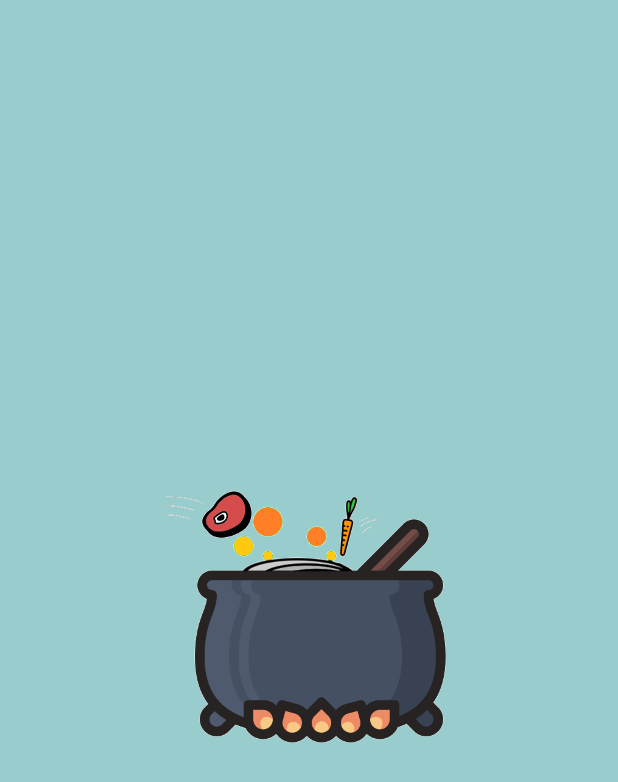
After one commit to allemus06/Recipe-App, an Android app: the SplashActivity screen opened directly, with no data from a screen before it, on a phone screen of 412 x 824 dp. The commit adds this screen. Shown: the top 782 px of the screen. Run offline under Robolectric (Android 15) with nearby library versions, the phone set to English and light mode, and no system bars; 1 statement that could not run was skipped.

Commit message:
Added a splash screen.

```diff
--- a/app/src/main/AndroidManifest.xml
+++ b/app/src/main/AndroidManifest.xml
@@ -25,10 +25,16 @@
             android:screenOrientation="portrait">
 
         </activity>
+
         <activity
             android:theme="@style/AppTheme"
             android:name=".Activity_Login"
             android:label="Munchies">
+        </activity>
+
+        <activity
+            android:name=".SplashActivity"
+            android:theme="@style/SplashTheme">
             <intent-filter>
                 <action android:name="android.intent.action.MAIN" />
 
--- /dev/null
+++ b/app/src/main/java/cecs453/android/csulb/edu/recipeapp/SplashActivity.java
@@ -0,0 +1,18 @@
+package cecs453.android.csulb.edu.recipeapp;
+
+import android.content.Intent;
+import android.os.Bundle;
+import android.support.v7.app.AppCompatActivity;
+
+public class SplashActivity extends AppCompatActivity{
+
+    @Override
+    protected void onCreate(Bundle savedInstanceState){
+        super.onCreate(savedInstanceState);
+
+        Intent intent = new Intent(this, Activity_Login.class);
+        startActivity(intent);
+        finish();
+    }
+
+}
--- /dev/null
+++ b/app/src/main/res/drawable/splash_layout.xml
@@ -0,0 +1,13 @@
+<?xml version="1.0" encoding="utf-8"?>
+<layer-list xmlns:android="http://schemas.android.com/apk/res/android">
+
+    <item
+        android:drawable="@color/colorBackgroundLight"/>
+
+    <item>
+        <bitmap
+            android:gravity="center"
+            android:src="@drawable/recipeapp_logo"/>
+    </item>
+
+</layer-list>
--- a/app/src/main/res/values/styles.xml
+++ b/app/src/main/res/values/styles.xml
@@ -18,5 +18,9 @@
         <item name="windowNoTitle">true</item>
     </style>
 
+    <style name="SplashTheme" parent="Theme.AppCompat.NoActionBar">
+        <item name="android:windowBackground">@drawable/splash_layout</item>
+    </style>
+
 
 </resources>
```
